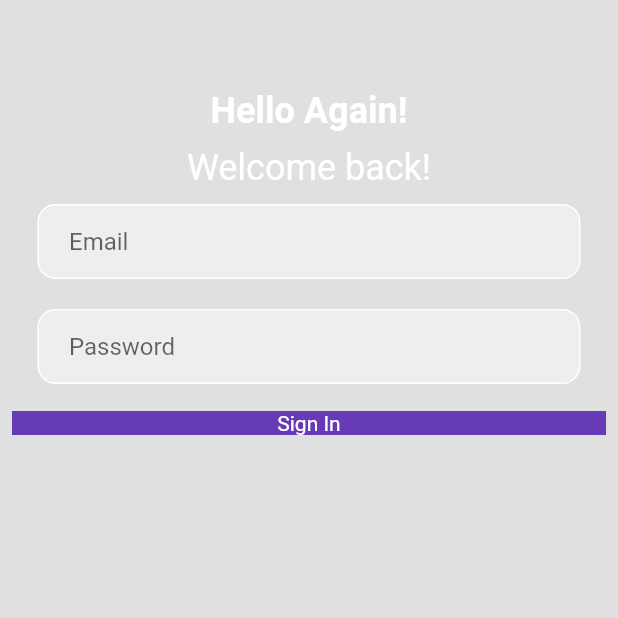
After one commit to somaaAltory/easy_kitchen, a Flutter app: the LoginPage screen opened directly, on a phone screen of 412 x 824 dp, the top half of it. The commit adds this screen. Run offline on Flutter 3.47's test engine with Material 2 defaults, Android fonts, the phone set to English and light mode, and no system bars; our stand-ins replace firebase_auth, firebase_core; accounts and stored records are empty; network calls fail.

Commit message:
update detail screen

```diff
--- a/lib/main.dart
+++ b/lib/main.dart
@@ -1,15 +1,17 @@
-import 'package:easy_kitchen/profile_screen.dart';
-import 'package:easy_kitchen/signup_screen.dart';
+//import 'package:easy_kitchen/profile_screen.dart';
+//import 'package:easy_kitchen/signup_screen.dart';
 import 'package:easy_kitchen/tabs_page.dart';
 import 'package:easy_kitchen/views/run_recipe.dart';
 import 'package:easy_kitchen/views/widgets/detail_screen.dart';
 import 'package:firebase_core/firebase_core.dart';
 import 'package:firebase_auth/firebase_auth.dart';
 import 'package:flutter/material.dart';
+import 'views/login_page.dart';
 
 void main() {
   runApp(RunRecipe());
   //runApp(MyApp());
+  //runApp(LoginPage());
 }
 
 class MyApp extends StatelessWidget {
--- a/lib/models/recipe.dart
+++ b/lib/models/recipe.dart
@@ -1,18 +1,22 @@
 class Recipe {
   final int id;
-  final String name;
+  final String title;
   final String images;
+  final List extendedIngredients;
   Recipe(
       {required this.id,
-        required this.name,
+        required this.title,
       required this.images,
+        required this.extendedIngredients
      });
 
   factory Recipe.fromJson(dynamic json) {
     return Recipe(
         id: json['id'] as int,
-        name: json['title'] as String,
-        images: json['image']as String);
+        title: json['title'] as String,
+        images: json['image']as String,
+        extendedIngredients: json['extendedIngredients'] as List,
+    );
   }
 
   static List<Recipe> recipesFromSnapshot(List snapshot) {
@@ -23,6 +27,6 @@ class Recipe {
 
   @override
   String toString() {
-    return 'Recipe {name: $name, image: $images}';
+    return 'Recipe {name: $title, image: $images}';
   }
 }
--- /dev/null
+++ b/lib/views/login_page.dart
@@ -0,0 +1,100 @@
+import 'package:flutter/material.dart';
+
+class LoginPage extends StatefulWidget {
+  const LoginPage({Key? key}) : super(key: key);
+
+  @override
+  State<LoginPage> createState() => _LoginPageState();
+}
+
+class _LoginPageState extends State<LoginPage> {
+  @override
+  Widget build(BuildContext context) {
+    return Scaffold(
+      backgroundColor: Colors.grey[300],
+      body: Center(
+        child: Column(
+          children: [
+            SizedBox(height: 60),
+            Text(
+              'Hello Again!',
+              style: TextStyle(fontWeight: FontWeight.bold, fontSize: 24),
+            ),
+            SizedBox(height: 10),
+            Text(
+              'Welcome back!',
+              style: TextStyle( fontSize: 24),
+            ),
+            SizedBox(height: 10),
+
+            //email textfeild
+
+            Padding(
+              padding: const EdgeInsets.symmetric(horizontal: 25.0),
+              child: Container(
+                decoration: BoxDecoration
+                  (
+                  color: Colors.grey[200],
+                  border: Border.all(color: Colors.white),
+                  borderRadius: BorderRadius.circular(12),
+                ),
+                child: Padding(
+                  padding: const EdgeInsets.only(left: 20.0),
+                  child: TextField(
+                    decoration: InputDecoration
+                      (
+                      border: InputBorder.none,
+                      hintText: 'Email',
+
+                    ),
+                  ),
+                ),
+              ),
+            ),
+
+            // password textfeild
+            SizedBox(height: 20),
+
+            Padding(
+              padding: const EdgeInsets.symmetric(horizontal: 25.0),
+              child: Container(
+                decoration: BoxDecoration
+                  (
+                  color: Colors.grey[200],
+                  border: Border.all(color: Colors.white),
+                  borderRadius: BorderRadius.circular(12),
+                ),
+                child: Padding(
+                  padding: const EdgeInsets.only(left: 20.0),
+                  child: TextField(
+                    obscureText: true,
+                    decoration: InputDecoration
+                      (
+                      border: InputBorder.none,
+                      hintText: 'Password',
+
+                    ),
+                  ),
+                ),
+              ),
+            ),
+            SizedBox(height: 10),
+            //signin button
+            Padding(
+              padding: const EdgeInsets.all(8.0),
+              child: Container(
+                decoration: BoxDecoration
+                  (
+                  color: Colors.deepPurple,
+
+                ),
+                child: Center(child: Text('Sign In')),
+
+              ),
+            ),
+          ],
+        ),
+      ),
+    );
+  }
+}
--- a/lib/views/widgets/detail_screen.dart
+++ b/lib/views/widgets/detail_screen.dart
@@ -2,34 +2,22 @@ import 'package:easy_kitchen/views/widgets/recipe_card.dart';
 import 'package:flutter/cupertino.dart';
 import 'package:flutter/material.dart';
 
-class DetailScreen extends StatefulWidget {
+class DetailScreen extends StatelessWidget {
   //final RecipeCard recipeCard;
   //  final String name;
-  //  final String thumbnailUr;
-   final int id;
+  final String thumbnailUr;
+  final List extendedIngredients;
+  final String name;
 
+  DetailScreen(this.name,this.extendedIngredients,this.thumbnailUr);
 
-  DetailScreen(this.id);
-
-  @override
-  _DetailScreenState createState() => _DetailScreenState(this.id);
-}
-
-class _DetailScreenState extends State<DetailScreen> {
-  _DetailScreenState(int id);
-  @override
-  void initState() {
-    super.initState();
-    getRecipes();
-  }
-
-  Future<void> getRecipes() async {
-
-    _recipes = await RecipeApi.getRecipe();
-    setState(() {
-      _isLoading = false;
-    });
-  }
+  // Future<void> getRecipes() async {
+  //
+  //   _recipes = await RecipeApi.getRecipe();
+  //   setState(() {
+  //     _isLoading = false;
+  //   });
+  // }
 
   @override
   Widget build(BuildContext context) {
@@ -47,23 +35,39 @@ class _DetailScreenState extends State<DetailScreen> {
                 padding: EdgeInsets.symmetric(horizontal: 10.0),
                 child: Center(
 
-                  child:Image.network(this.thumbnailUr),
+                  child:Image.network(thumbnailUr),
                 ),
               ),
               SizedBox(height: 40,),
+
               MaterialButton(
                 minWidth: 200.0,
                 shape: RoundedRectangleBorder(borderRadius:BorderRadius.circular(22.0)),
                 height: 35,
                 color: Colors.lightBlueAccent,
-                child: Text(this.name,
+                child: Text(extendedIngredients[0]['name'],
                     style: new TextStyle(fontSize: 16.0, color: Colors.white)),
                 onPressed: () {
 
                 },
               ),
+              Container(
+                    child:
+        Column(
+          children: [
+            ListView.builder(
+            itemCount: extendedIngredients.length,
+            itemBuilder: (context, index) {
+              return Text(extendedIngredients[index]['name']);
+            }
+            ),
+          ],
+        )
+    ),
 
-            ],
+
+    ],
+
 
           ),
         ),
```
Also changed, not shown: lib/models/recipe.api.dart (+23 -8 lines), lib/views/home.dart (+4 -4 lines), lib/views/widgets/recipe_card.dart (+6 -3 lines).
